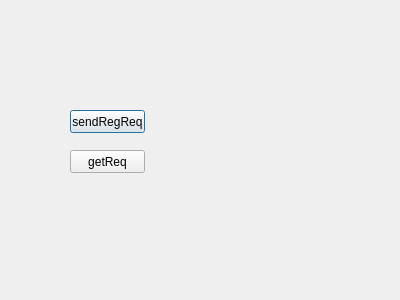
Before: the Qt Designer form dialog.ui in baradoid/polden-sonoff-desktop-ctrl, drawn with Qt 5.
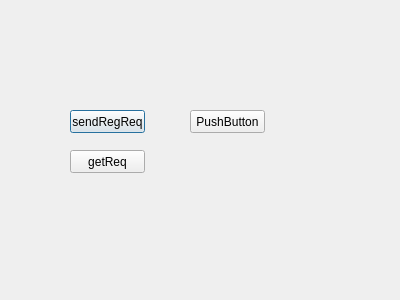
After: the same form once the commit is applied.

```diff
--- a/dialog.ui
+++ b/dialog.ui
@@ -39,6 +39,19 @@
     <string>getReq</string>
    </property>
   </widget>
+  <widget class="QPushButton" name="pushButton">
+   <property name="geometry">
+    <rect>
+     <x>190</x>
+     <y>110</y>
+     <width>75</width>
+     <height>23</height>
+    </rect>
+   </property>
+   <property name="text">
+    <string>PushButton</string>
+   </property>
+  </widget>
  </widget>
  <layoutdefault spacing="6" margin="11"/>
  <resources/>
```
